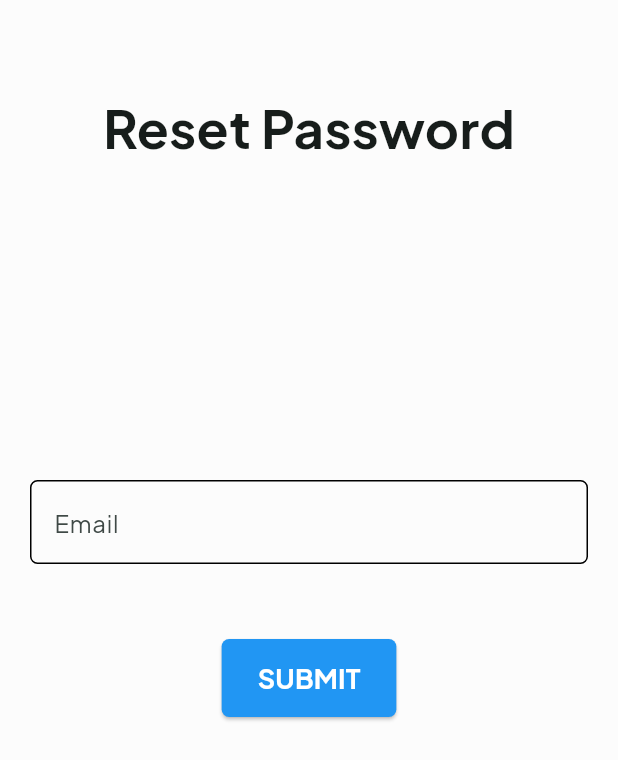
After one commit to ShimaaElnaggar/Edu_Vesta, a Flutter app: the ResetPasswordView screen opened directly, on a phone screen of 412 x 824 dp. The commit adds this screen. Shown: the top 760 px of the screen. Run offline on Flutter 3.47's test engine with Material 3 defaults, Android fonts, the phone set to English and light mode, and no system bars; our stand-ins replace firebase_auth, firebase_core, flutter_bloc, shared_preferences; accounts and stored records are empty.

Commit message:
fix login issues

```diff
--- a/lib/cubit/auth_cubit.dart
+++ b/lib/cubit/auth_cubit.dart
@@ -91,6 +91,9 @@ class AuthCubit extends Cubit<AuthState> {
         );
         Navigator.pushReplacementNamed(context, HomeView.id);
       }
+      nameController.clear();
+      emailController.clear();
+      passwordController.clear();
     } on FirebaseAuthException catch (e) {
       if (!context.mounted) return;
       if (e.code == 'weak-password') {
--- a/lib/main.dart
+++ b/lib/main.dart
@@ -6,6 +6,7 @@ import 'package:edu_vesta/utils/color_utility.dart';
 import 'package:edu_vesta/views/Home/home_view.dart';
 import 'package:edu_vesta/views/Login/login_view.dart';
 import 'package:edu_vesta/views/On%20Boarding/on_boarding_view.dart';
+import 'package:edu_vesta/views/Reset%20Password/reset_password_view.dart';
 import 'package:edu_vesta/views/Sign%20UP/sign_up_view.dart';
 import 'package:edu_vesta/views/Splash/splash_view.dart';
 import 'package:firebase_core/firebase_core.dart';
@@ -55,6 +56,9 @@ class MyApp extends StatelessWidget {
             return MaterialPageRoute(builder: (context) => const LoginView());
           case SignUpView.id:
             return MaterialPageRoute(builder: (context) => const SignUpView());
+          case ResetPasswordView.id:
+            return MaterialPageRoute(
+                builder: (context) => const ResetPasswordView());
           default:
             return MaterialPageRoute(builder: (context) => const SplashView());
         }
--- a/lib/views/On Boarding/on_boarding_view.dart
+++ b/lib/views/On Boarding/on_boarding_view.dart
@@ -153,8 +153,10 @@ class _OnBoardingViewState extends State<OnBoardingView> {
 
   Widget get getButtons => pageIndex == demoData.length - 1
       ? Padding(
-          padding: const EdgeInsets.symmetric(vertical: 15, horizontal: 20),
+          padding: const EdgeInsets.symmetric(vertical: 8, horizontal: 30),
           child: CustomElevatedButton(
+            backgroundColor: ColorUtility.secondary,
+            width: double.maxFinite,
             onPressed: onLogin,
             child: const Text(
               'login',
--- /dev/null
+++ b/lib/views/Reset Password/reset_password_view.dart
@@ -0,0 +1,60 @@
+
+import 'package:edu_vesta/widgets/custom_text_form_field.dart';
+import 'package:flutter/material.dart';
+
+import '../../widgets/custom_elevated_button.dart';
+
+class ResetPasswordView extends StatefulWidget {
+  static const String id = 'resetPassword';
+  const ResetPasswordView({super.key});
+
+  @override
+  State<ResetPasswordView> createState() => _ResetPasswordViewState();
+}
+
+class _ResetPasswordViewState extends State<ResetPasswordView> {
+  @override
+  Widget build(BuildContext context) {
+    return Scaffold(
+      body: Padding(
+        padding: const EdgeInsets.all(10.0),
+        child: Column(
+          // mainAxisAlignment: MainAxisAlignment.center,
+          children: [
+            const SizedBox(
+              height: 50,
+            ),
+            const Text(
+              'Reset Password',
+              style: TextStyle(fontSize: 35, fontWeight: FontWeight.bold),
+            ),
+            const SizedBox(
+              height: 200,
+            ),
+            const Padding(
+              padding: EdgeInsets.all(10.0),
+              child: CustomTextFormField(
+                hint: 'Demo@gmail.com',
+                label: 'Email',
+                keyboardType: TextInputType.emailAddress,
+              ),
+            ),
+            const SizedBox(
+              height: 20,
+            ),
+            Padding(
+              padding: const EdgeInsets.all(10.0),
+              child: CustomElevatedButton(
+                onPressed: () {},
+                child: const Text(
+                  'SUBMIT',
+                  style: TextStyle(fontSize: 18, fontWeight: FontWeight.w700),
+                ),
+              ),
+            )
+          ],
+        ),
+      ),
+    );
+  }
+}
--- a/lib/widgets/custom_text_form_field.dart
+++ b/lib/widgets/custom_text_form_field.dart
@@ -1,5 +1,7 @@
 import 'package:flutter/material.dart';
 import 'package:flutter/services.dart';
+
+import '../utils/color_utility.dart';
 
 class CustomTextFormField extends StatelessWidget {
   final TextInputAction? textInputAction;
@@ -29,7 +31,6 @@ class CustomTextFormField extends StatelessWidget {
     required this.hint,
     this.obscureText = false,
     super.key,
-
   });
 
   @override
@@ -39,7 +40,7 @@ class CustomTextFormField extends StatelessWidget {
       inputFormatters: inputFormatters,
       onChanged: onChanged,
       onSaved: onSaved,
-      obscureText:obscureText ,
+      obscureText: obscureText,
       autovalidateMode: AutovalidateMode.onUserInteraction,
       keyboardType: keyboardType,
       textInputAction: textInputAction,
@@ -49,9 +50,9 @@ class CustomTextFormField extends StatelessWidget {
         prefixIcon: prefixIcon,
         labelText: label,
         hintText: hint,
-        focusedBorder: OutlineInputBorder(
-          borderSide:
-          BorderSide(color: Theme.of(context).primaryColor, width: 2),
+        hintStyle: const TextStyle(color: ColorUtility.grey),
+        focusedBorder: const OutlineInputBorder(
+          borderSide: BorderSide(color: ColorUtility.secondary, width: 2),
         ),
         border: OutlineInputBorder(
           borderRadius: BorderRadius.circular(5),
```
Also changed, not shown: lib/views/Confirm Password/confirm_password_view.dart (deleted, +0 -75 lines).
